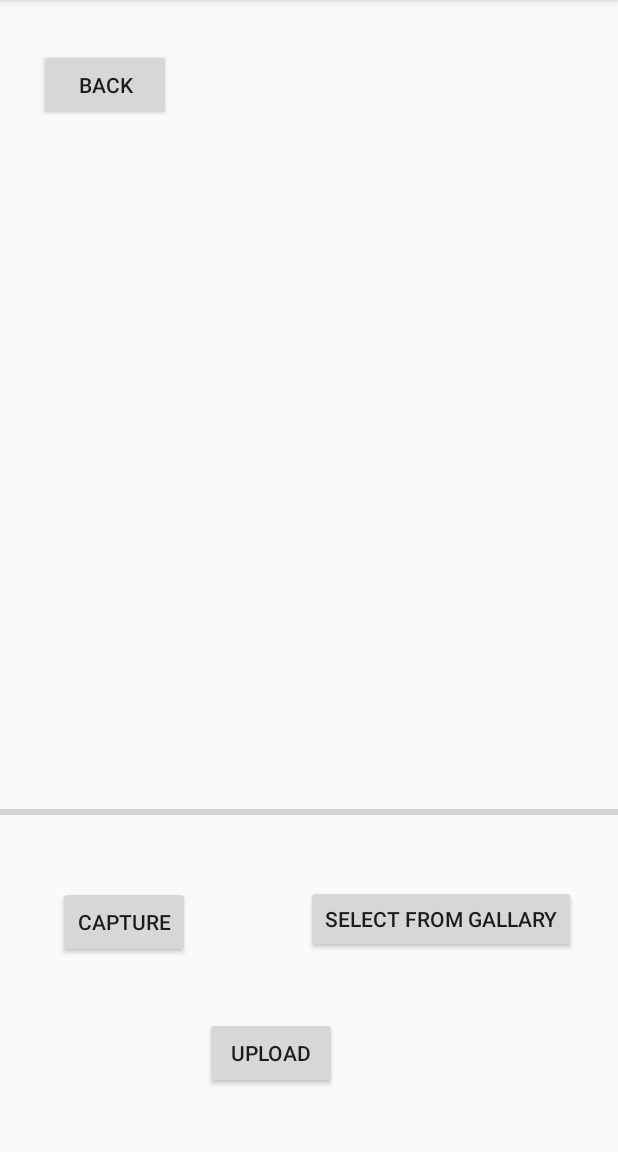
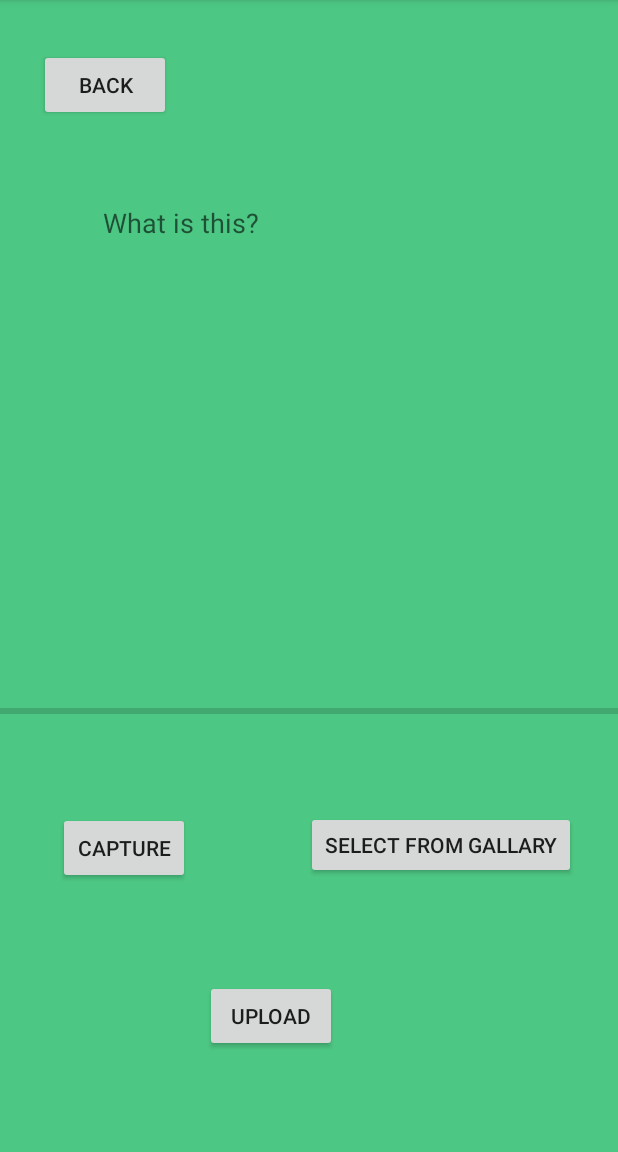
Before and after one commit to MradulYadav007/projectkitabghar, an Android app: the Sell screen opened directly, with no data from a screen before it, on a phone screen of 412 x 824 dp, the part 84-1236 px from its top. Run offline under Robolectric (Android 15) with nearby library versions, the phone set to English and light mode, and no system bars; our stand-ins replace Firebase (no records; nobody signed in at launch, a user with empty details on screens opened directly), Picasso; Roboto replaces fonts that are not available here.

Commit message:
first commit

```diff
--- a/app/build.gradle
+++ b/app/build.gradle
@@ -39,7 +39,7 @@ dependencies {
     androidTestImplementation 'androidx.test.ext:junit:1.1.1'
     androidTestImplementation 'androidx.test.espresso:espresso-core:3.2.0'
     implementation 'com.google.firebase:firebase-analytics:17.4.1'
-    implementation 'com.google.firebase:firebase-database:19.3.0'
+    implementation 'com.google.firebase:firebase-database:15.3.0'
     implementation 'com.google.firebase:firebase-auth:19.3.1'
     implementation 'com.google.firebase:firebase-storage:19.1.1'
     implementation 'com.squareup.picasso:picasso:2.5.2'
--- a/app/src/main/java/com/example/first/Sell.java
+++ b/app/src/main/java/com/example/first/Sell.java
@@ -12,6 +12,7 @@ import android.os.Handler;
 import android.view.View;
 import android.webkit.MimeTypeMap;
 import android.widget.Button;
+import android.widget.EditText;
 import android.widget.ImageView;
 import android.widget.ProgressBar;
 import android.widget.Toast;
@@ -23,17 +24,20 @@ import com.google.firebase.database.FirebaseDatabase;
 import com.google.firebase.storage.FirebaseStorage;
 import com.google.firebase.storage.OnProgressListener;
 import com.google.firebase.storage.StorageReference;
+import com.google.firebase.storage.StorageTask;
 import com.google.firebase.storage.UploadTask;
 import com.squareup.picasso.Picasso;
 
 public class Sell extends AppCompatActivity {
     private static final int PICK_IMAGE_REGUEST = 1;
     Button b1, b2, b3, b4;
+    EditText e1;
     ImageView i1;
     ProgressBar p1;
     private Uri mimage;
     private StorageReference mstorage;
     private DatabaseReference mdatabase;
+    private StorageTask mstoragetask;
 
     @Override
     protected void onCreate(Bundle savedInstanceState) {
@@ -44,6 +48,7 @@ public class Sell extends AppCompatActivity {
         b3 = (Button) findViewById(R.id.button7);
         b4 = (Button) findViewById(R.id.button8);
         i1 = (ImageView) findViewById(R.id.imageView2);
+        e1=(EditText)findViewById(R.id.editText3) ;
         p1 = (ProgressBar) findViewById(R.id.progress_bar);
 
         mstorage = FirebaseStorage.getInstance().getReference("uploads");
@@ -70,6 +75,10 @@ public class Sell extends AppCompatActivity {
         b4.setOnClickListener(new View.OnClickListener() {
             @Override
             public void onClick(View v) {
+                if(mstoragetask!=null && mstoragetask.isInProgress()){
+                    Toast.makeText(Sell.this, "Upload in progress", Toast.LENGTH_SHORT).show();
+                }
+                else
                 uploadFile();
             }
         });
@@ -103,7 +112,7 @@ public class Sell extends AppCompatActivity {
         if (mimage != null) {
             StorageReference fileReference=mstorage.child(System.currentTimeMillis()
             +"."+getFileExtension(mimage));
-            fileReference.putFile(mimage)
+            mstoragetask=fileReference.putFile(mimage)
                     .addOnSuccessListener(new OnSuccessListener<UploadTask.TaskSnapshot>() {
                         @Override
                         public void onSuccess(UploadTask.TaskSnapshot taskSnapshot) {
@@ -115,6 +124,10 @@ public class Sell extends AppCompatActivity {
                                 }
                             },5000);
                             Toast.makeText(Sell.this, "Upload successfull", Toast.LENGTH_SHORT).show();
+                          Upload upload=new Upload(e1.getText().toString().trim(),
+                                    taskSnapshot.getMetadata().getReference().getDownloadUrl().toString());
+                            String uploadId=mdatabase.push().getKey();
+                            mdatabase.child(uploadId).setValue(upload);
                         }
                     })
                     .addOnFailureListener(new OnFailureListener() {
--- a/app/src/main/java/com/example/first/Welcome.java
+++ b/app/src/main/java/com/example/first/Welcome.java
@@ -58,7 +58,8 @@ public class Welcome extends AppCompatActivity {
                         startActivity(new Intent(getApplicationContext(),Sell.class));
                         break;
                     case R.id.nav_buy:
-                        Toast.makeText(Welcome.this, "Buy", Toast.LENGTH_SHORT).show();
+                        Toast.makeText(Welcome.this, "Buy any book from here", Toast.LENGTH_SHORT).show();
+                        startActivity(new Intent(getApplicationContext(),Buy.class));
                         break;
                 }
                 return false;
--- a/app/src/main/res/layout/activity_sell.xml
+++ b/app/src/main/res/layout/activity_sell.xml
@@ -4,19 +4,19 @@
     xmlns:tools="http://schemas.android.com/tools"
     android:layout_width="match_parent"
     android:layout_height="match_parent"
+    android:background="#4DC884"
     tools:context=".Sell">
 
     <ImageView
         android:id="@+id/imageView2"
-        android:layout_width="360dp"
-        android:layout_height="358dp"
+        android:layout_width="238dp"
+        android:layout_height="213dp"
         app:layout_constraintBottom_toBottomOf="parent"
         app:layout_constraintEnd_toEndOf="parent"
-        app:layout_constraintHorizontal_bias="0.49"
+        app:layout_constraintHorizontal_bias="0.497"
         app:layout_constraintStart_toStartOf="parent"
         app:layout_constraintTop_toTopOf="parent"
-        app:layout_constraintVertical_bias="0.329"
-     />
+        app:layout_constraintVertical_bias="0.349" />
 
     <Button
         android:id="@+id/button5"
@@ -74,4 +74,18 @@
         app:layout_constraintHorizontal_bias="0.421"
         app:layout_constraintStart_toStartOf="parent"
         app:layout_constraintTop_toBottomOf="@+id/button7" />
+
+    <EditText
+        android:id="@+id/editText3"
+        android:layout_width="275dp"
+        android:layout_height="54dp"
+        android:background="#009F7A7A"
+        android:ems="10"
+        android:hint="What is this?"
+        android:inputType="textPersonName"
+        app:layout_constraintBottom_toTopOf="@+id/imageView2"
+        app:layout_constraintEnd_toEndOf="parent"
+        app:layout_constraintStart_toStartOf="parent"
+        app:layout_constraintTop_toTopOf="parent"
+        app:layout_constraintVertical_bias="0.871" />
 </androidx.constraintlayout.widget.ConstraintLayout>
--- a/app/src/main/res/values/strings.xml
+++ b/app/src/main/res/values/strings.xml
@@ -23,4 +23,5 @@
 
     <string name="home_second">Home Second</string>
     <string name="title_activity_welcome">Welcome</string>
+    <string name="name">Name</string>
 </resources>
```
Also changed, not shown: app/src/main/AndroidManifest.xml (+4 -3 lines), app/src/main/java/com/example/first/Buy.java (added, +55 -0 lines), app/src/main/java/com/example/first/ImageAdapter.java (added, +62 -0 lines), app/src/main/java/com/example/first/Upload.java (added, +30 -0 lines), app/src/main/res/layout/activity_buy.xml (added, +14 -0 lines), app/src/main/res/layout/image_item.xml (added, +31 -0 lines), 1 other file.
